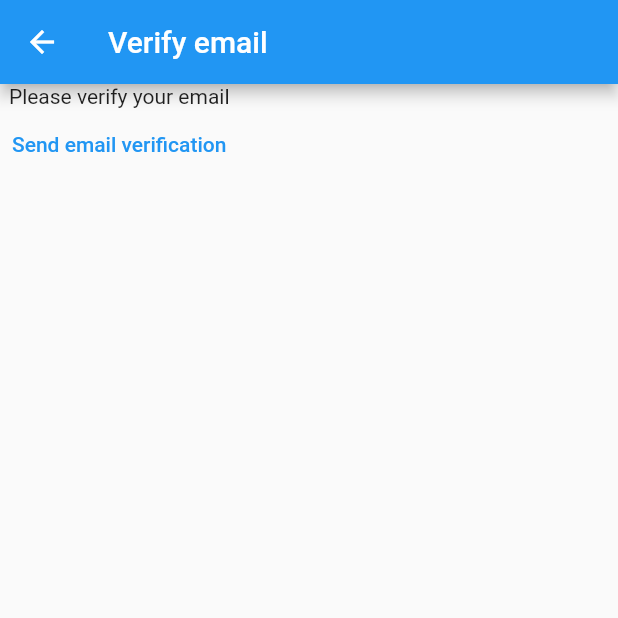
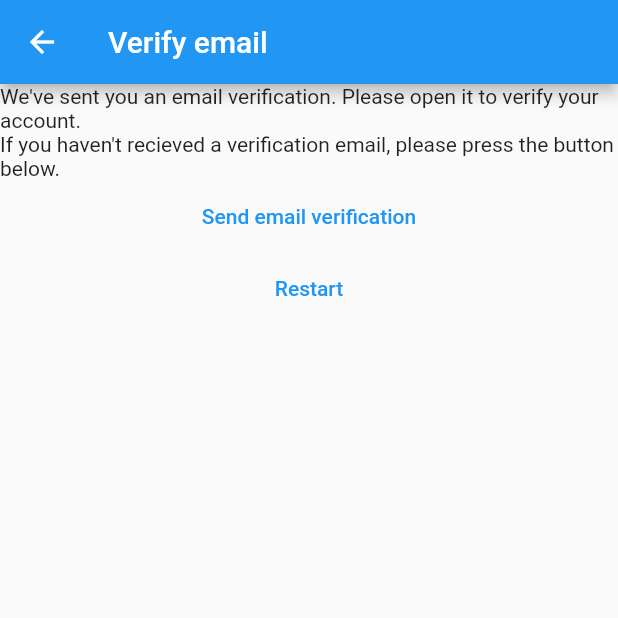
Before and after one commit to nxj1129/NotesApp, a Flutter app: the VerifyEmailView screen opened directly, on a phone screen of 412 x 824 dp, the top half of it. Run offline on Flutter 3.47's test engine with Material 2 defaults, Android fonts, the phone set to English and light mode, and no system bars; our stand-ins replace firebase_auth, firebase_core; accounts and stored records are empty.

Commit message:
Added new route, separated generic error dialog

```diff
--- a/lib/constants/routes.dart
+++ b/lib/constants/routes.dart
@@ -1,3 +1,4 @@
 const loginRoute = '/login/';
 const registerRoute = '/register/';
 const notesRoute = '/notes/';
+const verifyEmailRoute = '/verify-email/';
--- a/lib/main.dart
+++ b/lib/main.dart
@@ -24,6 +24,7 @@ void main() {
       loginRoute: (context) => const LoginView(),
       registerRoute: (context) => const RegisterView(),
       notesRoute: (context) => const NotesView(),
+      verifyEmailRoute: (context) => const VerifyEmailView(),
     },
   ));
 }
--- a/lib/views/verify_email_view.dart
+++ b/lib/views/verify_email_view.dart
@@ -1,5 +1,6 @@
 import 'package:firebase_auth/firebase_auth.dart';
 import 'package:flutter/material.dart';
+import 'package:testproject/constants/routes.dart';
 
 class VerifyEmailView extends StatefulWidget {
   const VerifyEmailView({super.key});
@@ -17,13 +18,23 @@ class _VerifyEmailViewState extends State<VerifyEmailView> {
       ),
       body: Column(
         children: [
-          const Text('Please verify your email'),
+          const Text(
+              "We've sent you an email verification. Please open it to verify your account."),
+          const Text(
+              "If you haven't recieved a verification email, please press the button below."),
           TextButton(
               onPressed: () async {
                 final user = FirebaseAuth.instance.currentUser;
                 await user?.sendEmailVerification();
               },
-              child: const Text('Send email verification'))
+              child: const Text('Send email verification')),
+          TextButton(
+              onPressed: () async {
+                await FirebaseAuth.instance.signOut();
+                Navigator.of(context)
+                    .pushNamedAndRemoveUntil(registerRoute, (route) => false);
+              },
+              child: const Text('Restart'))
         ],
       ),
     );
```
Also changed, not shown: lib/utilities/show_error_dialog.dart (added, +23 -0 lines), lib/views/login_view.dart (+5 -2 lines), lib/views/register_view.dart (+13 -6 lines).
